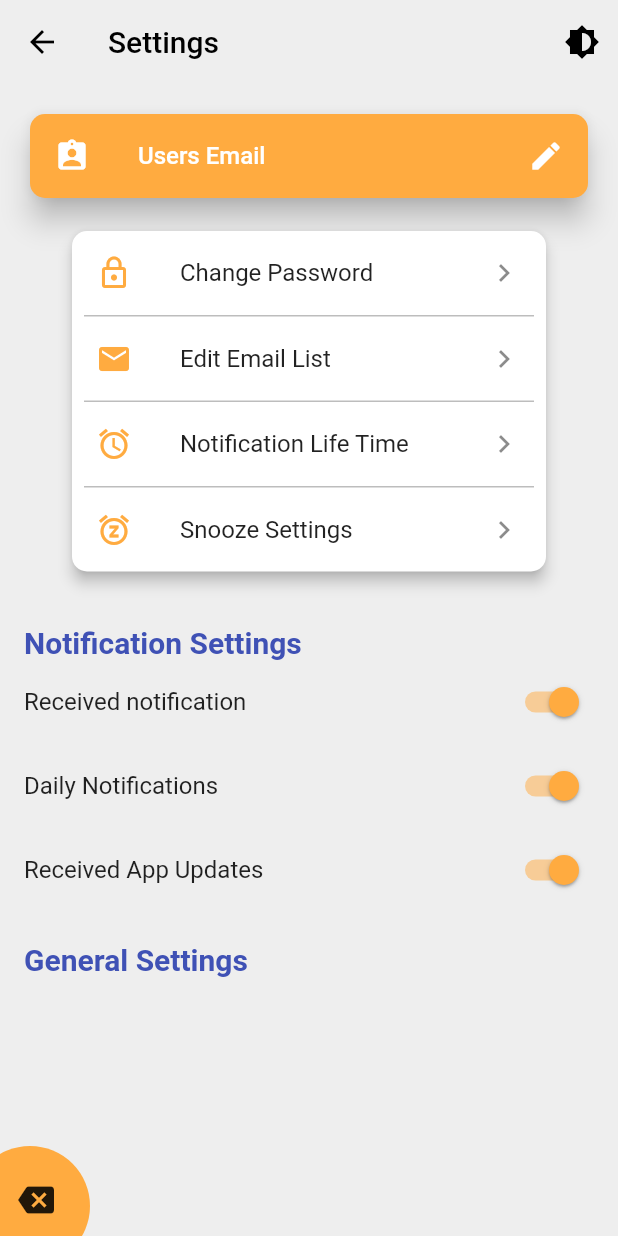
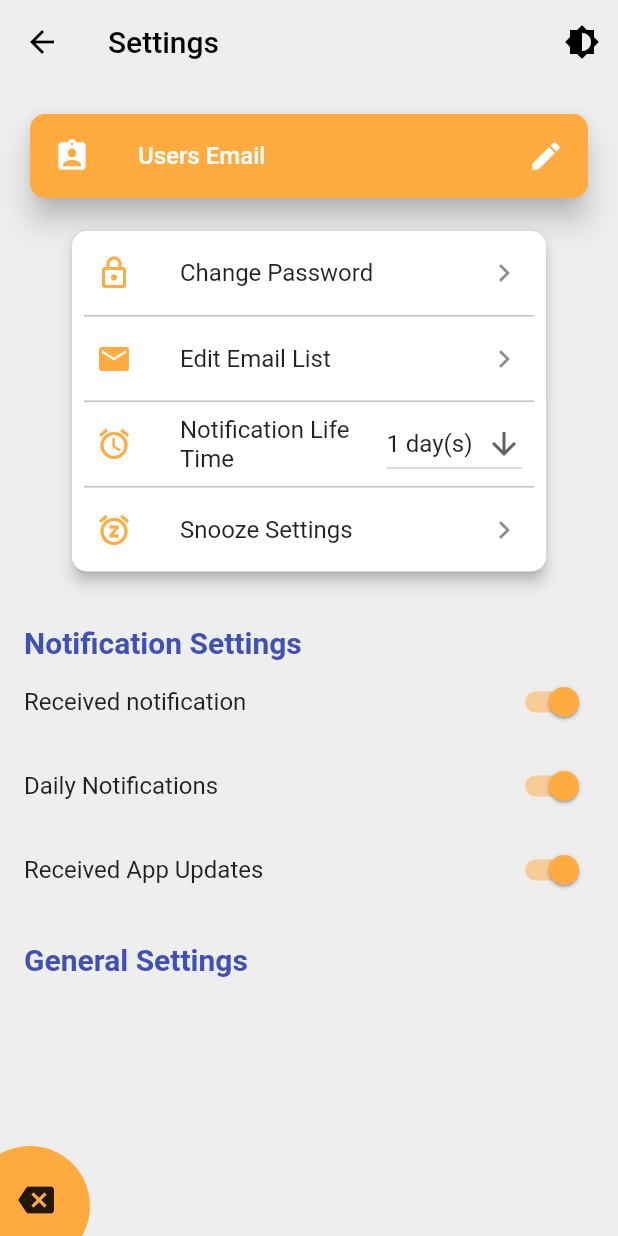
Before and after one commit to NickSetaro/GiraffesEmailFiltration, a Flutter app: the HomePage screen opened directly, after a tap on the "settings" icon, on a phone screen of 412 x 824 dp. Run offline on Flutter 3.47's test engine with Material 2 defaults, Android fonts, the phone set to English and light mode, and no system bars.

Commit message:
Added Reorderable Buckets and Dropdown Lifetime

```diff
--- a/Setaro_Sprint4/lib/main.dart
+++ b/Setaro_Sprint4/lib/main.dart
@@ -201,19 +201,23 @@ class _HomePageState extends State<HomePage> {
                 MaterialPageRoute(builder: (context) => SettingsPage()));
         }),
     ]),
-      body: ListView.builder(
+      body: ReorderableListView(
+        onReorder: (oldIndex, newIndex) {
+
+        },
         padding: const EdgeInsets.all(8),
-        itemCount: buckets.bucketList.length,
-        itemBuilder: (BuildContext context, int index) {
-          return new ExpansionTile(
-            title: Text(buckets.bucketList[index].name),
-            children: <Widget>[
-              new Column(
-                children: _buildExpandableNotifs(buckets.bucketList[index])
-              )
-            ]
-          );
-        }
+        children: <Widget> [
+          for(Bucket b in buckets.bucketList)
+            ExpansionTile(
+              key: ValueKey(b),
+              title: Text(b.name),
+              children: <Widget> [
+                new Column(
+                  children: _buildExpandableNotifs(b)
+                )
+              ]
+            )
+        ]
       )
     );
   }
@@ -234,6 +238,8 @@ class _HomePageState extends State<HomePage> {
     return notifs;
   }
 
+  /*
+  Get Notifications from Backend
   Future<void> getNotifications() async {
     List<String> result = new List<String>();
     try {
@@ -245,4 +251,6 @@ class _HomePageState extends State<HomePage> {
       buckets = null;
     });
   }
+   */
+
 }
--- a/Setaro_Sprint4/lib/settings.dart
+++ b/Setaro_Sprint4/lib/settings.dart
@@ -1,6 +1,7 @@
 import 'package:flutter/material.dart';
 import 'bucket_list.dart';
 import 'emailsettingslist.dart';
+import 'package:flutter/services.dart';
 
 class SettingsPage extends StatefulWidget {
 
@@ -14,6 +15,8 @@ class _SettingsPageState extends State<SettingsPage> {
   bool _daily = true;
   bool _update = true;
   double _timer = 0;
+  int lifeTime = 1;
+  static const platform = MethodChannel("samples.flutter.dev/native");
 
   Brightness _getBrightness() {
     return _dark ? Brightness.dark : Brightness.light;
@@ -117,15 +120,28 @@ class _SettingsPageState extends State<SettingsPage> {
                         ),
                         _buildDivider(),
                         ListTile(
-                          leading: Icon(
-                            Icons.access_alarm,
+                          leading: Icon( Icons.access_alarm,
                             color: Colors.orangeAccent,
                           ),
-                          title: Text("Notification Life Time"),
-                          trailing: Icon(Icons.keyboard_arrow_right),
-                          onTap: () {
-
-                          },
+                          title: Text('Notification Life Time'),
+                          trailing: DropdownButton(
+                            value: lifeTime,
+                            icon: Icon(Icons.arrow_downward),
+                            onChanged: (int newLifeTime) {
+                              setState(() {
+                                lifeTime = newLifeTime;
+                                //function to send value to backend
+                              });
+                            },
+                            items: <int>[1,2,5,7,14]
+                                .map<DropdownMenuItem<int>>((int value) {
+                              return DropdownMenuItem<int>(
+                                value: value,
+                                child: Text(value.toString() + ' day(s)'),
+                              );
+                            })
+                                .toList(),
+                          ),
                         ),
                         _buildDivider(),
                         ListTile(
@@ -236,4 +252,12 @@ class _SettingsPageState extends State<SettingsPage> {
       color: Colors.grey.shade400,
     );
   }
+
+  Future <void> sendLifeTime(int lifeTime) async {
+    try{
+      await platform.invokeMethod('sendLifeTime', <String,int>{'lifeTime': lifeTime});
+    } on PlatformException catch(e) {
+
+    }
+  }
 }
--- a/Setaro_Sprint4/pubspec.yaml
+++ b/Setaro_Sprint4/pubspec.yaml
@@ -14,7 +14,7 @@ description: Rowan email filtration.
 version: 1.0.0+1
 
 environment:
-  sdk: ">=2.1.0 <3.0.0"
+  sdk: ">=2.2.2 <3.0.0"
 
 dependencies:
   flutter:
```
Also changed, not shown: 1 other file.
